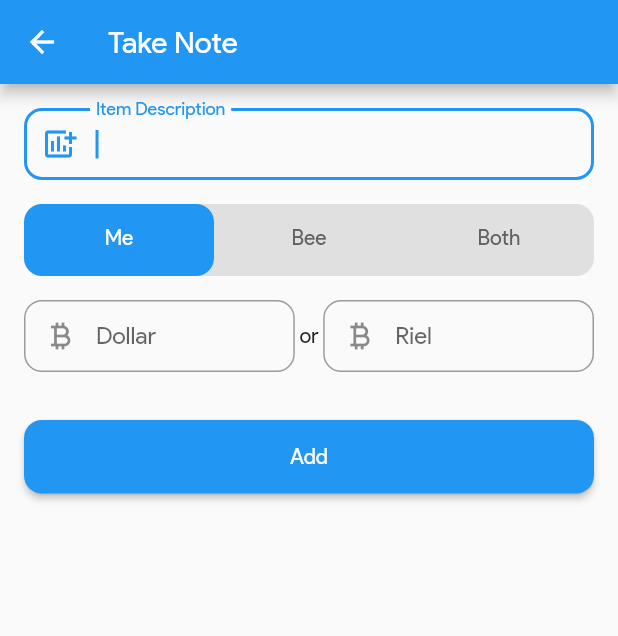
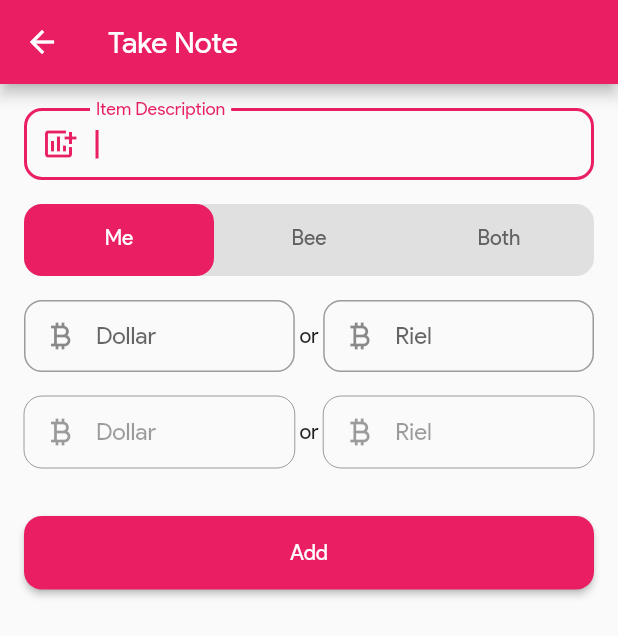
Before and after one commit to channdara/flutter_expanses, a Flutter app: the screen it shows after launch, after a tap on the "add" icon, on a phone screen of 412 x 824 dp. Shown: the top 636 px of the screen. Run offline on Flutter 3.47's test engine with Material 2 defaults, Android fonts, the light colour scheme and no system bars; our stand-ins replace cloud_firestore, firebase_core; accounts and stored records are empty.

Commit message:
[UPDATE]: fixed some bugs and add dynamic app color by day of week

```diff
--- a/lib/main.dart
+++ b/lib/main.dart
@@ -1,6 +1,8 @@
+import 'package:cloud_firestore/cloud_firestore.dart';
 import 'package:firebase_core/firebase_core.dart';
 import 'package:flutter/material.dart';
 
+import 'src/common/extension/timestamp_extension.dart';
 import 'src/ui/screen/splash_screen.dart';
 
 void main() async {
@@ -21,7 +23,10 @@ class _MainAppState extends State<MainApp> {
   Widget build(BuildContext context) {
     return MaterialApp(
       home: const SplashScreen(),
-      theme: ThemeData(fontFamily: 'ProductSan'),
+      theme: ThemeData(
+        primarySwatch: Timestamp.now().getDayOfWeekColor(),
+        fontFamily: 'ProductSan',
+      ),
     );
   }
 }
--- a/lib/src/common/extension/timestamp_extension.dart
+++ b/lib/src/common/extension/timestamp_extension.dart
@@ -1,4 +1,5 @@
 import 'package:cloud_firestore/cloud_firestore.dart';
+import 'package:flutter/material.dart';
 
 extension TimestampExtension on Timestamp {
   String getYear() => year.toString();
@@ -30,4 +31,25 @@ extension TimestampExtension on Timestamp {
   int get minute => toDate().minute;
 
   bool get isToday => toMonthDay() == Timestamp.now().toMonthDay();
+
+  MaterialColor getDayOfWeekColor() {
+    switch (toDate().weekday) {
+      case 1:
+        return Colors.yellow;
+      case 2:
+        return Colors.pink;
+      case 3:
+        return Colors.green;
+      case 4:
+        return Colors.orange;
+      case 5:
+        return Colors.blue;
+      case 6:
+        return Colors.purple;
+      case 7:
+        return Colors.red;
+      default:
+        return Colors.blue;
+    }
+  }
 }
--- a/lib/src/model/enum/collection.dart
+++ b/lib/src/model/enum/collection.dart
@@ -1,6 +1,6 @@
 enum Collection {
-  // owner('dara');
-  owner('dara_debug');
+  owner('dara');
+  // owner('dara_debug');
 
   const Collection(this.value);
 
--- a/lib/src/model/item_model.dart
+++ b/lib/src/model/item_model.dart
@@ -54,7 +54,7 @@ class ItemModel extends BaseModel {
       case ItemType.me:
         return const Icon(Icons.person, color: Colors.blue);
       case ItemType.bee:
-        return const Icon(Icons.person, color: Colors.pinkAccent);
+        return const Icon(Icons.person, color: Colors.pink);
       default:
         return const Icon(Icons.people, color: Colors.green);
     }
--- a/lib/src/ui/screen/add_item_screen.dart
+++ b/lib/src/ui/screen/add_item_screen.dart
@@ -7,7 +7,6 @@ import '../../common/extension/double_extension.dart';
 import '../../common/extension/string_extension.dart';
 import '../../model/enum/item_type.dart';
 import '../../model/item_model.dart';
-import '../widget/base_scaffold.dart';
 import '../widget/elevated_button_widget.dart';
 import '../widget/text_form_field_widget.dart';
 
@@ -36,6 +35,12 @@ class _AddItemScreenState extends BaseState<AddItemScreen>
   late TextEditingController _rBeeController;
   late FocusNode _itemFocusNode;
 
+  bool get _myTextFieldEnabled =>
+      _tabController.index == 0 || _tabController.index == 2;
+
+  bool get _beeTextFieldEnabled =>
+      _tabController.index == 1 || _tabController.index == 2;
+
   @override
   void initState() {
     _tabController = TabController(length: ItemType.values.length, vsync: this);
@@ -50,8 +55,7 @@ class _AddItemScreenState extends BaseState<AddItemScreen>
         TextEditingController(text: widget.item?.dollarBee.toString());
     _rBeeController =
         TextEditingController(text: widget.item?.rielBee.toString());
-    _itemFocusNode = FocusNode();
-    _itemFocusNode.requestFocus();
+    _itemFocusNode = FocusNode()..requestFocus();
     super.initState();
   }
 
@@ -84,13 +88,11 @@ class _AddItemScreenState extends BaseState<AddItemScreen>
 
   @override
   Widget build(BuildContext context) {
-    return BaseScaffold(
+    return Scaffold(
       appBar: AppBar(title: Text(widget.appBarTitle)),
-      body: SingleChildScrollView(
+      body: Padding(
         padding: 16.0.spacingAll(),
         child: Column(
-          mainAxisSize: MainAxisSize.min,
-          crossAxisAlignment: CrossAxisAlignment.start,
           children: [
             TextFormFieldWidget(
               labelText: 'Item Description',
@@ -116,7 +118,6 @@ class _AddItemScreenState extends BaseState<AddItemScreen>
                     .toList(),
               ),
             ),
-            if (_tabController.index == 0 || _tabController.index == 2)
             Row(
               children: [
                 Expanded(
@@ -125,6 +126,7 @@ class _AddItemScreenState extends BaseState<AddItemScreen>
                     prefixIcon: const Icon(Icons.currency_bitcoin),
                     controller: _dMeController,
                     keyboardType: TextInputType.number,
+                    enabled: _myTextFieldEnabled,
                   ),
                 ),
                 const Text(' or '),
@@ -134,12 +136,12 @@ class _AddItemScreenState extends BaseState<AddItemScreen>
                     prefixIcon: const Icon(Icons.currency_bitcoin),
                     controller: _rMeController,
                     keyboardType: TextInputType.number,
+                    enabled: _myTextFieldEnabled,
                   ),
                 ),
               ],
             ),
-            if (_tabController.index == 2) const SizedBox(height: 16.0),
-            if (_tabController.index == 1 || _tabController.index == 2)
+            const SizedBox(height: 16.0),
             Row(
               children: [
                 Expanded(
@@ -148,6 +150,7 @@ class _AddItemScreenState extends BaseState<AddItemScreen>
                     prefixIcon: const Icon(Icons.currency_bitcoin),
                     controller: _dBeeController,
                     keyboardType: TextInputType.number,
+                    enabled: _beeTextFieldEnabled,
                   ),
                 ),
                 const Text(' or '),
@@ -157,6 +160,7 @@ class _AddItemScreenState extends BaseState<AddItemScreen>
                     prefixIcon: const Icon(Icons.currency_bitcoin),
                     controller: _rBeeController,
                     keyboardType: TextInputType.number,
+                    enabled: _beeTextFieldEnabled,
                   ),
                 ),
               ],
--- a/lib/src/ui/screen/daily_expenses_screen.dart
+++ b/lib/src/ui/screen/daily_expenses_screen.dart
@@ -35,12 +35,14 @@ class _DailyExpensesScreenState extends BaseState<DailyExpensesScreen> {
               return DailyExpensesMonthWidget(item: item);
             },
           ),
-          StreamBuilder<QuerySnapshot>(
-            stream: firebaseService.dayQuerySnapshot,
-            builder: (context, snapshot) {
-              if (snapshot.data == null) return const SizedBox();
-              return DailyExpensesListWidget(docs: snapshot.data!.docs);
-            },
+          Expanded(
+            child: StreamBuilder<QuerySnapshot>(
+              stream: firebaseService.dayQuerySnapshot,
+              builder: (context, snapshot) {
+                if (snapshot.data == null) return const SizedBox();
+                return DailyExpensesListWidget(docs: snapshot.data!.docs);
+              },
+            ),
           ),
         ],
       ),
--- a/lib/src/ui/screen/purchased_items_screen.dart
+++ b/lib/src/ui/screen/purchased_items_screen.dart
@@ -2,10 +2,8 @@ import 'package:cloud_firestore/cloud_firestore.dart';
 import 'package:flutter/material.dart';
 
 import '../../common/base/base_state.dart';
-import '../../common/extension/context_extension.dart';
 import '../../common/extension/timestamp_extension.dart';
 import '../widget/purchased_items/purchased_items_list_widget.dart';
-import 'add_item_screen.dart';
 
 class PurchasedItemsScreen extends StatefulWidget {
   const PurchasedItemsScreen({super.key, required this.docId});
@@ -23,10 +21,6 @@ class _PurchasedItemsScreenState extends BaseState<PurchasedItemsScreen> {
   Widget build(BuildContext context) {
     return Scaffold(
       appBar: AppBar(title: Text(widget.appBarTitle)),
-      floatingActionButton: FloatingActionButton(
-        child: const Icon(Icons.add),
-        onPressed: () => context.push(const AddItemScreen()),
-      ),
       body: StreamBuilder<QuerySnapshot>(
         stream: firebaseService.itemQuerySnapshot(widget.docId),
         builder: (context, snapshot) {
--- a/lib/src/ui/widget/base_scaffold.dart
+++ /dev/null
@@ -1,20 +0,0 @@
-import 'package:flutter/material.dart';
-
-class BaseScaffold extends StatelessWidget {
-  const BaseScaffold({
-    super.key,
-    this.appBar,
-    this.body,
-  });
-
-  final PreferredSizeWidget? appBar;
-  final Widget? body;
-
-  @override
-  Widget build(BuildContext context) {
-    return GestureDetector(
-      onTap: () => FocusManager.instance.primaryFocus?.unfocus(),
-      child: Scaffold(appBar: appBar, body: body),
-    );
-  }
-}
--- a/lib/src/ui/widget/daily_expenses/daily_expenses_list_item_widget.dart
+++ b/lib/src/ui/widget/daily_expenses/daily_expenses_list_item_widget.dart
@@ -19,7 +19,7 @@ class DailyExpensesListItemWidget extends StatelessWidget {
       leading: Icon(
         Icons.circle,
         size: 20.0,
-        color: item.date.isToday ? Colors.green : Colors.pinkAccent,
+        color: item.date.getDayOfWeekColor(),
       ),
       title: Text(
         item.date.toYearMonthDay(),
--- a/lib/src/ui/widget/daily_expenses/daily_expenses_list_widget.dart
+++ b/lib/src/ui/widget/daily_expenses/daily_expenses_list_widget.dart
@@ -16,7 +16,6 @@ class DailyExpensesListWidget extends StatelessWidget {
   @override
   Widget build(BuildContext context) {
     return ListView.builder(
-      shrinkWrap: true,
       padding: 70.0.spacingBottom(),
       itemCount: docs.length,
       itemBuilder: (context, index) {
--- a/lib/src/ui/widget/monthly_expenses/monthly_expenses_list_item_widget.dart
+++ b/lib/src/ui/widget/monthly_expenses/monthly_expenses_list_item_widget.dart
@@ -1,6 +1,5 @@
 import 'package:flutter/material.dart';
 
-import '../../../common/extension/double_extension.dart';
 import '../../../common/extension/timestamp_extension.dart';
 import '../../../model/month_model.dart';
 
@@ -17,7 +16,7 @@ class MonthlyExpensesListItemWidget extends StatelessWidget {
     return ListTile(
       leading: const Icon(
         Icons.keyboard_double_arrow_right,
-        color: Colors.pinkAccent,
+        color: Colors.pink,
       ),
       title: Text(
         item.date.toYearMonth(),
--- a/lib/src/ui/widget/monthly_expenses/monthly_expenses_list_widget.dart
+++ b/lib/src/ui/widget/monthly_expenses/monthly_expenses_list_widget.dart
@@ -16,7 +16,6 @@ class MonthlyExpensesListWidget extends StatelessWidget {
   @override
   Widget build(BuildContext context) {
     return ListView.builder(
-      shrinkWrap: true,
       padding: 8.0.spacingVertical(),
       itemCount: docs.length,
       itemBuilder: (context, index) {
--- a/lib/src/ui/widget/purchased_items/purchased_items_list_widget.dart
+++ b/lib/src/ui/widget/purchased_items/purchased_items_list_widget.dart
@@ -16,7 +16,6 @@ class PurchasedItemsListWidget extends StatelessWidget {
   @override
   Widget build(BuildContext context) {
     return ListView.builder(
-      shrinkWrap: true,
       padding: 70.0.spacingBottom(),
       itemCount: docs.length,
       itemBuilder: (context, index) {
--- a/lib/src/ui/widget/text_form_field_widget.dart
+++ b/lib/src/ui/widget/text_form_field_widget.dart
@@ -3,8 +3,8 @@ import 'package:flutter/material.dart';
 import '../../common/extension/double_extension.dart';
 
 class TextFormFieldWidget extends StatelessWidget {
-  const TextFormFieldWidget({
-    super.key,
+  const TextFormFieldWidget(
+      {super.key,
       this.labelText,
       this.prefixIcon,
       this.controller,
@@ -12,7 +12,7 @@ class TextFormFieldWidget extends StatelessWidget {
       this.keyboardType,
       this.validator,
       this.textCapitalization,
-  });
+      this.enabled});
 
   final String? labelText;
   final Widget? prefixIcon;
@@ -21,6 +21,7 @@ class TextFormFieldWidget extends StatelessWidget {
   final TextInputType? keyboardType;
   final FormFieldValidator<String>? validator;
   final TextCapitalization? textCapitalization;
+  final bool? enabled;
 
   @override
   Widget build(BuildContext context) {
@@ -36,6 +37,7 @@ class TextFormFieldWidget extends StatelessWidget {
       keyboardType: keyboardType,
       validator: validator,
       textCapitalization: textCapitalization ?? TextCapitalization.sentences,
+      enabled: enabled,
     );
   }
 }
--- a/pubspec.yaml
+++ b/pubspec.yaml
@@ -15,7 +15,7 @@ publish_to: 'none' # Remove this line if you wish to publish to pub.dev
 # In iOS, build-name is used as CFBundleShortVersionString while build-number used as CFBundleVersion.
 # Read more about iOS versioning at
 # https://developer.apple.com/library/archive/documentation/General/Reference/InfoPlistKeyReference/Articles/CoreFoundationKeys.html
-version: 1.3.3+6
+version: 1.3.4+7
 
 environment:
   sdk: ">=2.17.6 <3.0.0"
```
Lines whose indentation alone changed are shown as unchanged.
